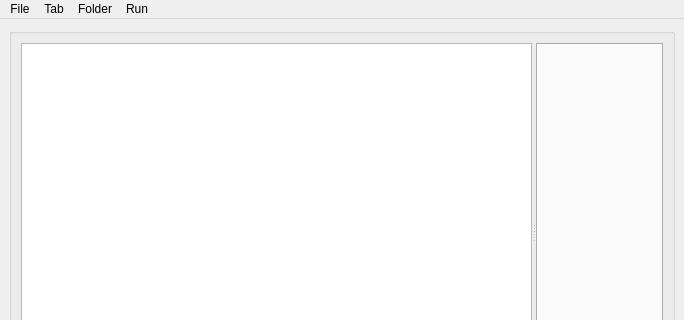
dj1vs/corgide, file app/ui/mainwindow.ui: the form before one commit; both pictures show x 0 to 684 and y 0 to 320 of the 684 by 653 pixel window.
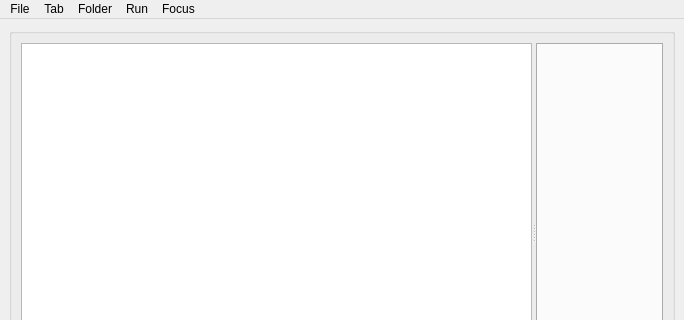
The form after the commit. Icons and pictures are not drawn. Custom widgets are drawn as their Qt base class.

Commit message: separate focus actions

The edit to the form file:
```diff
--- a/app/ui/mainwindow.ui
+++ b/app/ui/mainwindow.ui
@@ -120,10 +120,19 @@
     <addaction name="compile_action"/>
     <addaction name="exec_action"/>
    </widget>
+   <widget class="QMenu" name="focus_menu">
+    <property name="title">
+     <string>Focus</string>
+    </property>
+    <addaction name="terminal_focus_action"/>
+    <addaction name="editor_focus_action"/>
+    <addaction name="folder_focus_action"/>
+   </widget>
    <addaction name="file_menu"/>
    <addaction name="tab_menu"/>
    <addaction name="folder_menu"/>
    <addaction name="run_menu"/>
+   <addaction name="focus_menu"/>
   </widget>
   <widget class="QStatusBar" name="statusbar"/>
   <action name="open_file_action">
```
Left out of the diff: 83 changed lines with no effect on the pictures. The commit also changes 2 other files.
